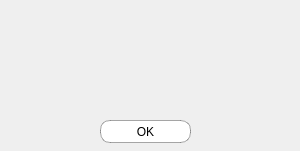
Old version of the form res/dialog.ui in the repository ghss-vazhakkad/Library-Management-System.
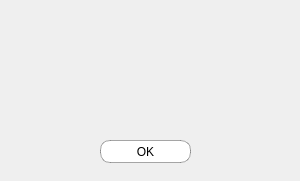
New version of the form. Icons and pictures are not drawn.

What changed in the file:
```diff
--- a/res/dialog.ui
+++ b/res/dialog.ui
@@ -7,7 +7,7 @@
     <x>0</x>
     <y>0</y>
     <width>300</width>
-    <height>151</height>
+    <height>181</height>
    </rect>
   </property>
   <property name="windowTitle">
@@ -17,7 +17,7 @@
    <property name="geometry">
     <rect>
      <x>100</x>
-     <y>120</y>
+     <y>140</y>
      <width>91</width>
      <height>23</height>
     </rect>
@@ -40,12 +40,18 @@
   <widget class="QLabel" name="message">
    <property name="geometry">
     <rect>
-     <x>10</x>
-     <y>10</y>
-     <width>281</width>
-     <height>91</height>
+     <x>20</x>
+     <y>80</y>
+     <width>261</width>
+     <height>51</height>
     </rect>
    </property>
+   <property name="sizePolicy">
+    <sizepolicy hsizetype="Preferred" vsizetype="Preferred">
+     <horstretch>0</horstretch>
+     <verstretch>0</verstretch>
+    </sizepolicy>
+   </property>
    <property name="styleSheet">
     <string notr="true">font-size:11pt;</string>
    </property>
```
Left out of the diff: 37 changed lines with no effect on the pictures.
